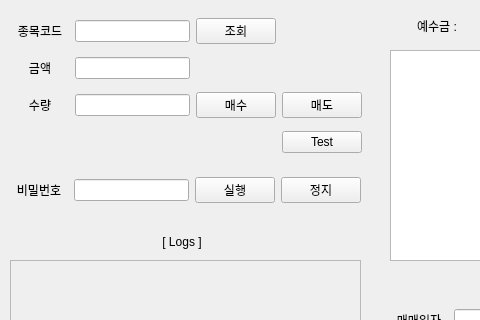
Qt form KIWOOM/interface.ui (naikiki87/python) before a commit; both pictures show x 0 to 480 and y 0 to 320 of the 1190 by 597 pixel window.
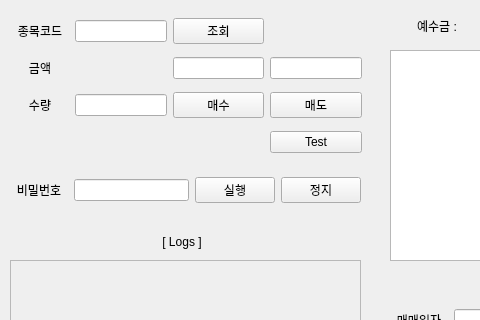
The same form after that commit.

Patch:
```diff
--- a/KIWOOM/interface.ui
+++ b/KIWOOM/interface.ui
@@ -372,9 +372,6 @@
        </property>
       </widget>
      </item>
-     <item row="1" column="1">
-      <widget class="QLineEdit" name="buy_price"/>
-     </item>
      <item row="2" column="0">
       <widget class="QLabel" name="label_3">
        <property name="text">
@@ -432,6 +429,12 @@
        </property>
       </widget>
      </item>
+     <item row="1" column="2">
+      <widget class="QLineEdit" name="wid_buy_price"/>
+     </item>
+     <item row="1" column="3">
+      <widget class="QLineEdit" name="wid_sell_price"/>
+     </item>
     </layout>
    </widget>
    <widget class="QSplitter" name="splitter">
```
Left out of the diff: 2 changed lines with no effect on the pictures.
